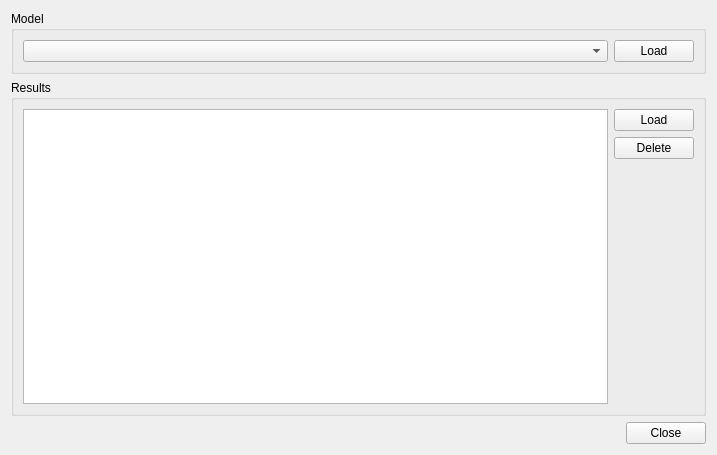
Above: views/ui/sql_polder_selection_dialog.ui from jelledijkema/legger before the change. Below: the same form after it.
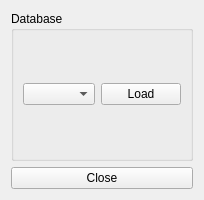
That is the form after the change.

What changed in the file:
```diff
--- a/views/ui/sql_polder_selection_dialog.ui
+++ b/views/ui/sql_polder_selection_dialog.ui
@@ -6,8 +6,8 @@
    <rect>
     <x>0</x>
     <y>0</y>
-    <width>717</width>
-    <height>455</height>
+    <width>200</width>
+    <height>200</height>
    </rect>
   </property>
   <property name="windowTitle">
@@ -29,7 +29,7 @@
       </size>
      </property>
      <property name="title">
-      <string>Model</string>
+      <string>Database</string>
      </property>
      <layout class="QHBoxLayout" name="horizontalLayout_2">
       <item>
@@ -51,88 +51,11 @@
      </layout>
     </widget>
    </item>
-   <item>
-    <widget class="QGroupBox" name="resultBox">
-     <property name="sizePolicy">
-      <sizepolicy hsizetype="Expanding" vsizetype="Expanding">
-       <horstretch>0</horstretch>
-       <verstretch>0</verstretch>
-      </sizepolicy>
-     </property>
-     <property name="title">
-      <string>Results</string>
-     </property>
-     <layout class="QHBoxLayout" name="horizontalLayout_4">
-      <item>
-       <widget class="QTableView" name="resultTableView"/>
-      </item>
-      <item>
-       <layout class="QVBoxLayout" name="verticalLayout_2">
-        <item>
-         <widget class="QPushButton" name="selectTsDatasourceButton">
-          <property name="sizePolicy">
-           <sizepolicy hsizetype="Fixed" vsizetype="Fixed">
-            <horstretch>0</horstretch>
-            <verstretch>0</verstretch>
-           </sizepolicy>
-          </property>
-          <property name="text">
-           <string>Load</string>
-          </property>
-         </widget>
-        </item>
-        <item>
-         <widget class="QPushButton" name="removeTsDatasourceButton">
-          <property name="sizePolicy">
-           <sizepolicy hsizetype="Fixed" vsizetype="Fixed">
-            <horstretch>0</horstretch>
-            <verstretch>0</verstretch>
-           </sizepolicy>
-          </property>
-          <property name="text">
-           <string>Delete</string>
-          </property>
-         </widget>
-        </item>
-        <item>
-         <spacer name="verticalSpacer">
-          <property name="orientation">
-           <enum>Qt::Vertical</enum>
-          </property>
-          <property name="sizeHint" stdset="0">
-           <size>
-            <width>20</width>
-            <height>40</height>
-           </size>
-          </property>
-         </spacer>
-        </item>
-       </layout>
-      </item>
-     </layout>
-    </widget>
-   </item>
    <item>
     <layout class="QHBoxLayout" name="buttonLayout">
      <property name="rightMargin">
       <number>0</number>
      </property>
-     <item>
-      <spacer name="horizontalSpacer">
-       <property name="orientation">
-        <enum>Qt::Horizontal</enum>
-       </property>
-       <property name="sizeType">
-        <enum>QSizePolicy::Expanding</enum>
-       </property>
-       <property name="sizeHint" stdset="0">
-        <size>
-         <width>4</width>
-         <height>4</height>
-        </size>
-       </property>
-      </spacer>
-     </item>
      <item>
       <widget class="QPushButton" name="closeButton">
        <property name="text">
```
Left out of the diff: 2 changed lines with no effect on the pictures.
